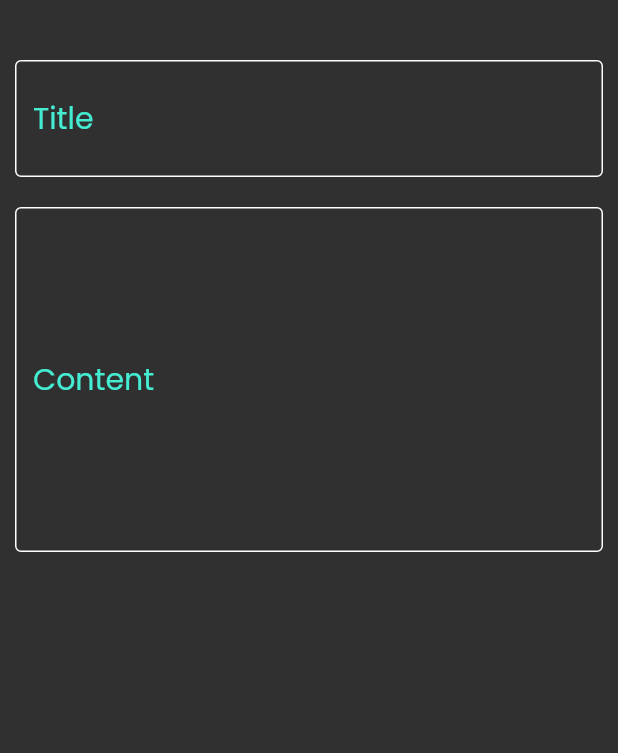
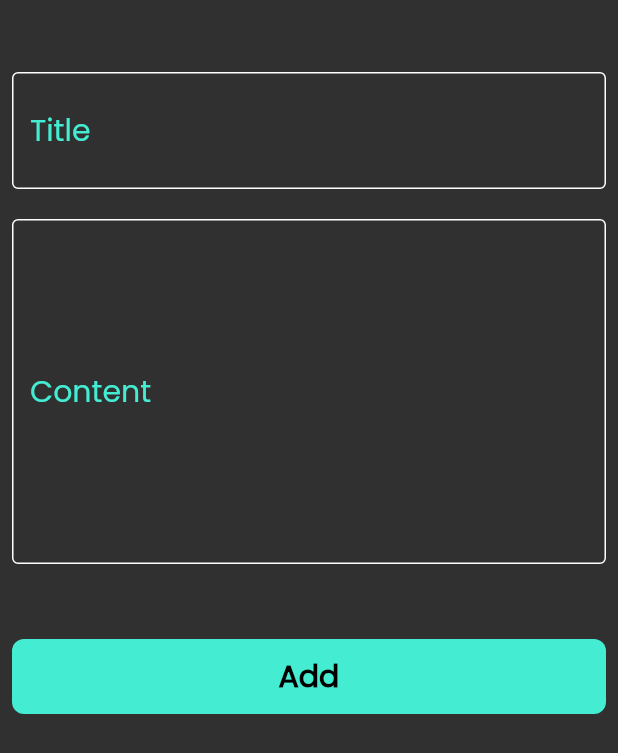
Before and after one commit to AmmarZeineh/notes_app, a Flutter app: the CustomButtomSheet widget shown alone on an empty page, opened directly, on a phone screen of 412 x 824 dp. Shown: the top 753 px of the screen. Run offline on Flutter 3.47's test engine with Material 2 defaults, Android fonts, the light colour scheme and no system bars.

Commit message:
notesView customButton customTextFeild

```diff
--- a/lib/views/notes_view.dart
+++ b/lib/views/notes_view.dart
@@ -1,5 +1,6 @@
 import 'package:flutter/material.dart';
 import 'package:notestest/constant.dart';
+import 'package:notestest/widgets/custom_button.dart';
 import 'package:notestest/widgets/custom_text_feild.dart';
 import 'package:notestest/widgets/notes_view_body.dart';
 
@@ -38,21 +39,32 @@ class CustomButtomSheet extends StatelessWidget {
 
   @override
   Widget build(BuildContext context) {
-    return const Column(
+    return const SingleChildScrollView(
+      child: Padding(
+        padding: EdgeInsets.all(8.0),
+        child: Column(
           children: [
             SizedBox(
               height: 40,
             ),
             CustomTextFeild(
-            contentPadding: EdgeInsets.symmetric(vertical: 24, horizontal: 12),
+                contentPadding:
+                    EdgeInsets.symmetric(vertical: 24, horizontal: 12),
                 hint: 'Title'),
             SizedBox(
               height: 20,
             ),
             CustomTextFeild(
-            contentPadding: EdgeInsets.symmetric(vertical: 100, horizontal: 12),
-            hint: 'Content')
+                contentPadding:
+                    EdgeInsets.symmetric(vertical: 100, horizontal: 12),
+                hint: 'Content'),
+            SizedBox(
+              height: 50,
+            ),
+            CustomButton(),
           ],
+        ),
+      ),
     );
   }
 }
--- /dev/null
+++ b/lib/widgets/custom_button.dart
@@ -0,0 +1,23 @@
+import 'package:flutter/material.dart';
+import 'package:notestest/constant.dart';
+
+class CustomButton extends StatelessWidget {
+  const CustomButton({super.key});
+
+  @override
+  Widget build(BuildContext context) {
+    return Container(
+      width: MediaQuery.of(context).size.width,
+      height: 50,
+      decoration: BoxDecoration(
+          color: kPrimaryColor, borderRadius: BorderRadius.circular(8)),
+      child: const Center(
+        child: Text(
+          'Add',
+          style: TextStyle(
+              color: Colors.black, fontSize: 20, fontWeight: FontWeight.bold),
+        ),
+      ),
+    );
+  }
+}
--- a/lib/widgets/custom_text_feild.dart
+++ b/lib/widgets/custom_text_feild.dart
@@ -8,9 +8,7 @@ class CustomTextFeild extends StatelessWidget {
   final String hint;
   @override
   Widget build(BuildContext context) {
-    return Padding(
-      padding: const EdgeInsets.symmetric(horizontal: 10),
-      child: TextField(
+    return TextField(
       cursorColor: kPrimaryColor,
       decoration: InputDecoration(
           focusedBorder: buildBorder(kPrimaryColor),
@@ -19,7 +17,6 @@ class CustomTextFeild extends StatelessWidget {
           hintText: hint,
           hintStyle: const TextStyle(color: kPrimaryColor, fontSize: 20),
           contentPadding: contentPadding),
-      ),
     );
   }
 
```
Lines whose indentation alone changed are shown as unchanged.
